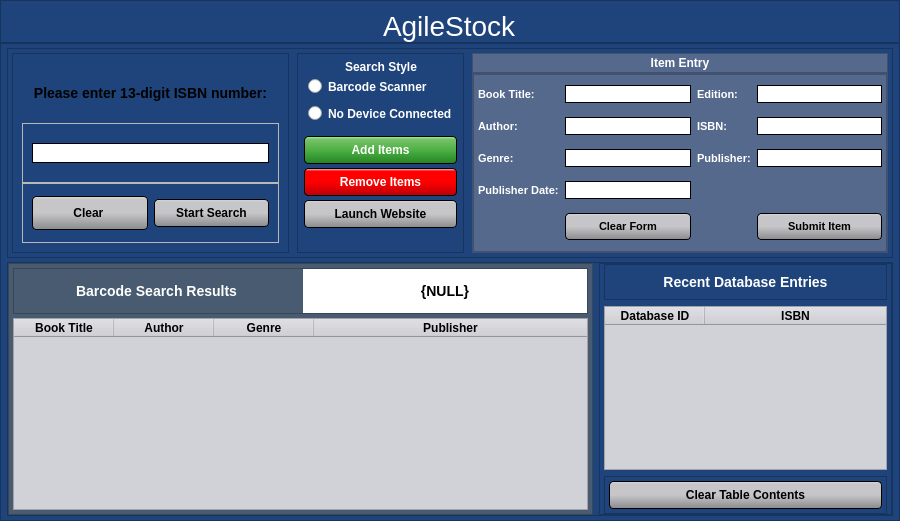
stmark707/Capstone_Project, file design_files/simplified_inventory_interface_manual_search_added.ui: the form before one commit.
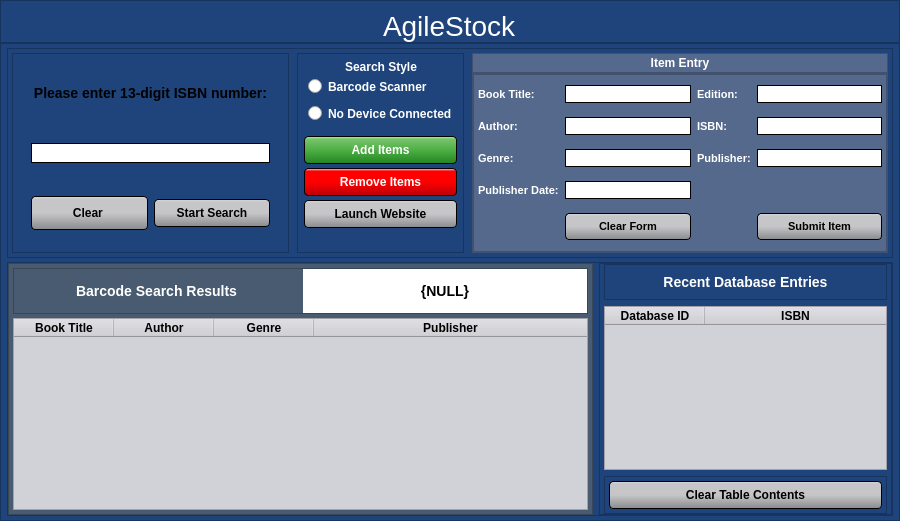
The form after the commit. Icons and pictures are not drawn.

Commit message: Commented out comments, made change to UI

Patch:
```diff
--- a/design_files/simplified_inventory_interface_manual_search_added.ui
+++ b/design_files/simplified_inventory_interface_manual_search_added.ui
@@ -578,7 +578,8 @@
                  <item>
                   <widget class="QFrame" name="isbn_input_frame">
                    <property name="styleSheet">
-                    <string notr="true">background-color: none;</string>
+                    <string notr="true">background-color: none;
+border: None;</string>
                    </property>
                    <property name="frameShape">
                     <enum>QFrame::StyledPanel</enum>
@@ -611,7 +612,8 @@
                  <item>
                   <widget class="QFrame" name="barcode_search_button_frame">
                    <property name="styleSheet">
-                    <string notr="true">background-color: none;</string>
+                    <string notr="true">background-color: none;
+border:none;</string>
                    </property>
                    <property name="frameShape">
                     <enum>QFrame::StyledPanel</enum>
```
The commit also changes 2 other files.
